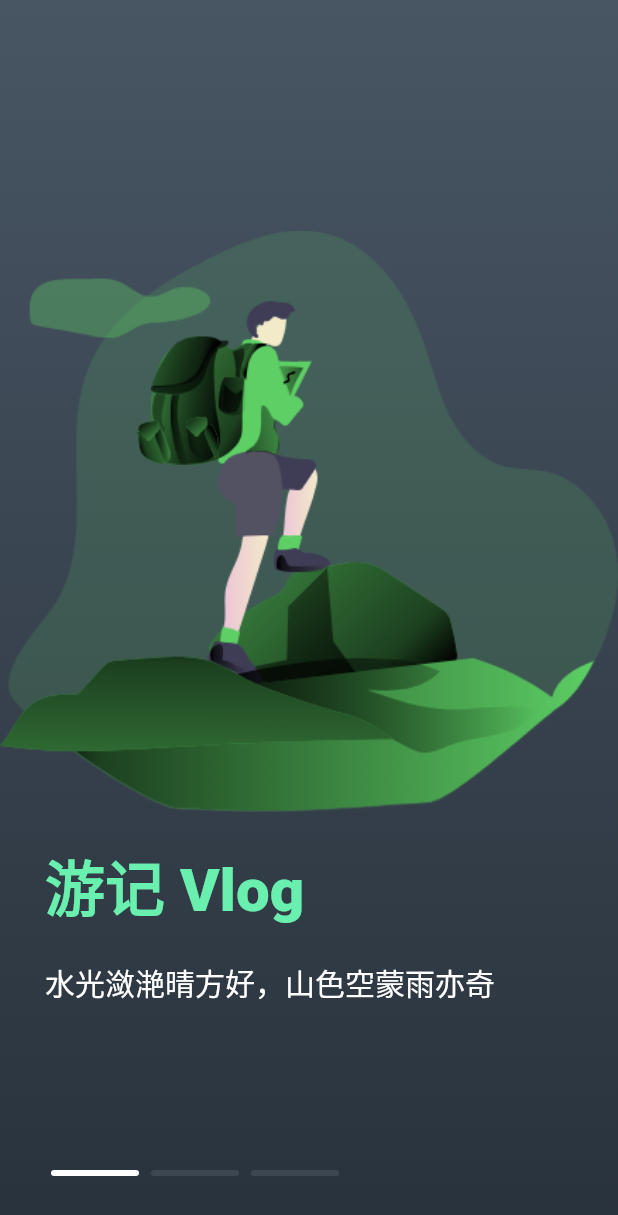
After one commit to msdgwzhy6/flutter_locyin, a Flutter app: the WelcomePage screen opened by its route, on a phone screen of 412 x 824 dp. The commit adds this screen. Shown: the top 1215 px of the screen. Run offline on Flutter 3.47's test engine with Material 2 defaults, Android fonts, the phone set to English and light mode, and no system bars; drawn by our look-alikes of oktoast; our stand-ins replace dio, flutter_spinkit, get, sentry_flutter, shared_preferences, webview_flutter; missing offline and left inert: flutter_verification_box; accounts and stored records are empty; network calls fail.

Commit message:
欢迎页

```diff
--- a/lib/page/User/login_code.dart
+++ b/lib/page/User/login_code.dart
@@ -272,7 +272,7 @@ class _LoginPage2State extends State<LoginCodePage> {
         getx.Get.find<ConstantController>().setToken('Bearer ' + response.data['access_token']);
         await getx.Get.find<UserController>().getUserInfo();
         Navigator.pop(context);
-        getx.Get.offAndToNamed("/index");
+        getx.Get.offAndToNamed("/welcome");
     }, (DioError error) {
         Navigator.of(context).pop();
         handleLaravelErrors(error);
--- /dev/null
+++ b/lib/page/Welcome/data.dart
@@ -0,0 +1,33 @@
+import 'package:flutter/material.dart';
+
+var pageList = [
+  PageModel(
+      imageUrl: "assets/images/illustration1.png",
+      title: "游记 Vlog",
+      body: "水光潋滟晴方好，山色空蒙雨亦奇",
+      titleGradient: gradients[0]),
+  PageModel(
+      imageUrl: "assets/images/illustration2.png",
+      title: "互动 交友",
+      body: "故人西辞黄鹤楼，烟花三月下扬州",
+      titleGradient: gradients[1]),
+  PageModel(
+      imageUrl: "assets/images/illustration3.png",
+      title: "地图 检索",
+      body: "洛下逢君，志在游寻四方",
+      titleGradient: gradients[2]),
+];
+
+List<List<Color>> gradients = [
+  [Color(0xFF9708CC), Color(0xFF43CBFF)],
+  [Color(0xFFE2859F), Color(0xFFFCCF31)],
+  [Color(0xFF5EFCE8), Color(0xFF736EFE)],
+];
+
+class PageModel {
+  var imageUrl;
+  var title;
+  var body;
+  List<Color> titleGradient = [];
+  PageModel({this.imageUrl, this.title, this.body, required this.titleGradient});
+}
--- /dev/null
+++ b/lib/page/Welcome/indicator.dart
@@ -0,0 +1,37 @@
+import 'package:flutter/material.dart';
+
+class PageIndicator extends StatelessWidget {
+  final int currentIndex;
+  final int pageCount;
+  PageIndicator(this.currentIndex, this.pageCount);
+
+  _indicator(bool isActive) {
+    return Expanded(
+      child: Padding(
+          padding: EdgeInsets.symmetric(horizontal: 4),
+          child: Container(
+            height: 4,
+            decoration: BoxDecoration(
+              borderRadius: BorderRadius.circular(2),
+              color: isActive ? Colors.white : Color(0xFF3E4750),
+            ),
+          )),
+    );
+  }
+
+  _buildPageIndicators() {
+    List<Widget> indicatorList = [];
+    for (int i = 0; i < pageCount; i++) {
+      indicatorList
+          .add(i == currentIndex ? _indicator(true) : _indicator(false));
+    }
+    return indicatorList;
+  }
+
+  @override
+  Widget build(BuildContext context) {
+    return Row(
+      children: _buildPageIndicators(),
+    );
+  }
+}
--- /dev/null
+++ b/lib/page/Welcome/welcome.dart
@@ -0,0 +1,142 @@
+import 'package:flutter/material.dart';
+import '../index.dart';
+import 'data.dart';
+import 'indicator.dart';
+import 'package:get/get.dart';
+
+
+class WelcomePage extends StatefulWidget {
+  @override
+  _WelcomePageState createState() => _WelcomePageState();
+}
+
+class _WelcomePageState extends State<WelcomePage> with TickerProviderStateMixin {
+  late PageController _pageController;
+  late AnimationController _animationController;
+  late Animation<double> _scaleAnimation;
+  int currentPage = 0;
+  bool lastPage = false;
+
+  @override
+  void initState() {
+    super.initState();
+    _pageController = PageController(initialPage: currentPage);
+    _animationController = AnimationController(
+        duration: Duration(microseconds: 1000), vsync: this);
+    _scaleAnimation = Tween(begin: 0.3, end: 1.0).animate(_animationController);
+  }
+
+  @override
+  void dispose() {
+    _pageController.dispose();
+    super.dispose();
+  }
+
+  @override
+  Widget build(BuildContext context) {
+    return Container(
+      decoration: BoxDecoration(
+          gradient: LinearGradient(
+            colors: [Color(0xFF485563), Color(0xFF29323C)],
+            begin: Alignment.topCenter,
+            end: Alignment.bottomCenter,
+            tileMode: TileMode.clamp,
+            stops: [0.0, 1.0],
+          )),
+      child: Scaffold(
+        backgroundColor: Colors.transparent,
+        body: Stack(
+          fit: StackFit.expand,
+          children: <Widget>[
+            PageView.builder(
+              itemCount: pageList.length,
+              controller: _pageController,
+              onPageChanged: (index) {
+                setState(() {
+                  currentPage = index;
+                  if (index == pageList.length - 1) {
+                    _animationController.forward();
+                    lastPage = true;
+                  } else {
+                    _animationController.reset();
+                    lastPage = false;
+                  }
+                });
+              },
+              itemBuilder: (context, index) {
+                var page = pageList[index];
+                return AnimatedBuilder(
+                  animation: _pageController,
+                  builder: (context, child) {
+                    //var delta;
+                    var y = 1.0;
+
+                    /*if (_pageController.position.haveDimensions) {
+                      delta = _pageController.page - index;
+                      y = 1 - delta.toDouble().abs().clamp(0.0, 1.0);
+                    }*/
+                    return Column(
+                      mainAxisAlignment: MainAxisAlignment.center,
+                      crossAxisAlignment: CrossAxisAlignment.start,
+                      children: <Widget>[
+                        Image.asset(page.imageUrl),
+                        Padding(
+                          padding: EdgeInsets.symmetric(
+                              horizontal: 30.0, vertical: 20.0),
+                          child: Text(page.title,
+                              style: TextStyle(
+                                  color: Colors.greenAccent,
+                                  fontSize: 40.0,
+                                  fontWeight: FontWeight.w900)),
+                        ),
+                        Padding(
+                          padding: EdgeInsets.symmetric(
+                              horizontal: 30.0, vertical: 0.0),
+                          child: Transform(
+                              transform: Matrix4.translationValues(
+                                  0.0, 50.0 * (1 - y), 0.0),
+                              child: Text(page.body,
+                                  style: TextStyle(
+                                      color: Colors.white,
+                                      fontSize: 20.0,
+                                      fontWeight: FontWeight.w300))),
+                        ),
+                      ],
+                    );
+                  },
+                );
+              },
+            ),
+            Positioned(
+              bottom: currentPage == 3 ? 80 : 40,
+              left: 30,
+              child: Container(
+                width: 200,
+                child: PageIndicator(currentPage, pageList.length),
+              ),
+            ),
+            Positioned(
+              bottom: 50,
+              right: 20,
+              child: ScaleTransition(
+                scale: _scaleAnimation,
+                child: lastPage
+                    ? FloatingActionButton(
+                  backgroundColor: Colors.white,
+                  child: Icon(
+                    Icons.arrow_forward,
+                    color: Colors.black,
+                  ),
+                  onPressed: () {
+                    Get.offAndToNamed("/index");
+                  },
+                )
+                    : Container(),
+              ),
+            ),
+          ],
+        ),
+      ),
+    );
+  }
+}
--- a/lib/router/router_map.dart
+++ b/lib/router/router_map.dart
@@ -1,3 +1,4 @@
+import 'package:flutter_locyin/page/Welcome/welcome.dart';
 import 'package:flutter_locyin/page/User/login_code.dart';
 import 'package:flutter_locyin/page/advantage.dart';
 import 'package:flutter_locyin/page/menu/about.dart';
@@ -13,6 +14,7 @@ import 'package:flutter_locyin/widgets/web_view_page.dart';
 class RouteMap {
   static List<GetPage> getPages = [
     GetPage(name: '/', page: () => AdvantagePage()),
+    GetPage(name: '/welcome', page: () =>WelcomePage()),
     GetPage(name: '/index', page: (){
       return Get.find<UserController>().user==null?LoginCodePage(): MainHomePage();
     }),
```
Also changed, not shown: assets/images/illustration1.png (added), assets/images/illustration2.png (added), assets/images/illustration3.png (added).
